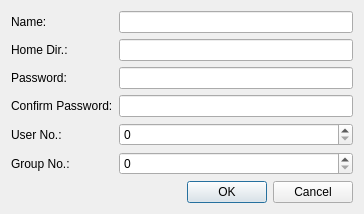
Above: branches/ahenk/2.0/caglar.kilimci/ahenk/lider/lider/user.ui from pars-linux/uludag before the change. Below: the same form after it.
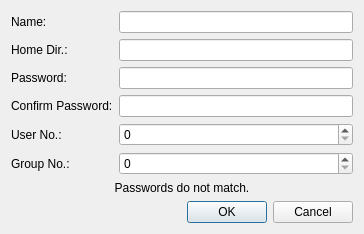
That is the form after the change.

Commit message: Control of password, matches or not.

Diff of the .ui file:
```diff
--- a/branches/ahenk/2.0/caglar.kilimci/ahenk/lider/lider/user.ui
+++ b/branches/ahenk/2.0/caglar.kilimci/ahenk/lider/lider/user.ui
@@ -85,6 +85,16 @@
       <widget class="QSpinBox" name="spinGID"/>
      </item>
      <item row="6" column="0" colspan="2">
+      <widget class="QLabel" name="labelWarning">
+       <property name="text">
+        <string>Passwords do not match.</string>
+       </property>
+       <property name="alignment">
+        <set>Qt::AlignCenter</set>
+       </property>
+      </widget>
+     </item>
+     <item row="7" column="0" colspan="2">
       <widget class="QDialogButtonBox" name="buttonBox">
        <property name="orientation">
         <enum>Qt::Horizontal</enum>
```
The commit also changes 1 other file.
